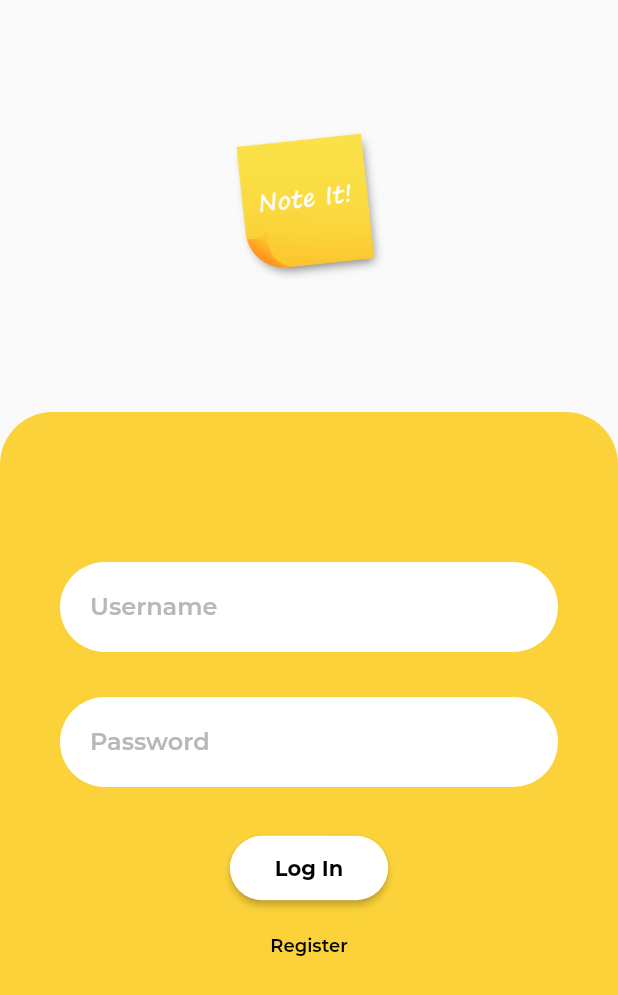
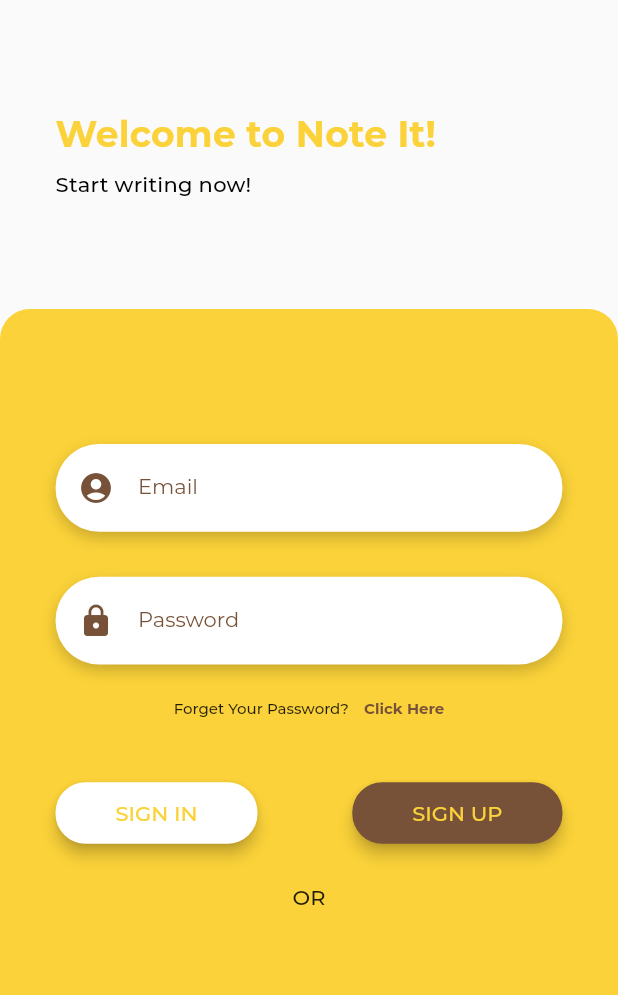
Before and after one commit to MartienJun/flutter_note_it, a Flutter app: the screen it shows after launch, on a phone screen of 412 x 824 dp. Shown: the top 995 px of the screen. Run offline on Flutter 3.47's test engine with Material 2 defaults, Android fonts, the light colour scheme and no system bars; our stand-ins replace flutter_svg.

Commit message:
feat: Change login screen UI and add documentation

```diff
--- a/note_it/lib/components/navigation.dart
+++ b/note_it/lib/components/navigation.dart
@@ -35,7 +35,6 @@ class _MyNavigationState extends State<MyNavigation> {
   }
 
   void _onItemTapped(int selectedIndex) {
-    print(_selectedIndex);
     _pageController.jumpToPage(selectedIndex);
   }
 
--- a/note_it/lib/screens/login_screen.dart
+++ b/note_it/lib/screens/login_screen.dart
@@ -13,112 +13,240 @@ class LoginScreen extends StatefulWidget {
 class _LoginScreenState extends State<LoginScreen> {
   @override
   Widget build(BuildContext context) {
-    Size size = MediaQuery.of(context).size;
-    return Scaffold(
-      resizeToAvoidBottomPadding: false,
-      body: SafeArea(
-        child: Column(
-          children: <Widget>[
-            Flexible(
-              fit: FlexFit.tight,
-              child: Image.asset(
-                'assets/images/logo.png',
-                width: 102.0,
-              ),
-            ),
-            Flexible(
-              flex: 2,
-              child: Container(
-                padding: EdgeInsets.only(
-                  top: 100,
-                  right: 40,
-                  left: 40,
+
+    //==========================================
+    //                Text Field
+    //==========================================
+    //Email Input Field
+    Widget EmailField = Container(
+      padding: EdgeInsets.symmetric(
+        horizontal: 15,
       ),
       decoration: BoxDecoration(
-                  color: primaryColor,
-                  borderRadius: BorderRadius.only(
-                    topRight: Radius.circular(35.0),
-                    topLeft: Radius.circular(35.0),
+        borderRadius: BorderRadius.circular(40),
+        color: Colors.white,
+        boxShadow: [
+          BoxShadow(
+            color: Colors.black.withOpacity(0.2),
+            offset: Offset(0.0, 4.0),
+            blurRadius: 8.0,
           ),
-                ),
-                child: Column(
-                  children: [
-                    Container(
-                      padding: EdgeInsets.symmetric(horizontal: 20),
-                      decoration: BoxDecoration(
-                        borderRadius: BorderRadius.circular(30),
-                        color: Colors.white,
+        ],
       ),
       child: TextField(
         onChanged: null,
         decoration: InputDecoration(
-                          labelText: 'Username',
+          labelText: 'Email',
+          icon: Icon(
+            Icons.account_circle,
+            size: 24,
+            color: secondaryColor,
+          ),
           labelStyle: TextStyle(
-                            fontWeight: FontWeight.w600,
-                            color: ColorGray,
+            fontWeight: FontWeight.w400,
+            fontSize: 14,
+            color: secondaryColor,
           ),
           enabledBorder: InputBorder.none,
           focusedBorder: InputBorder.none,
         ),
       ),
+    );
+
+//Password Input Field
+    Widget PasswordField = Container(
+      padding: EdgeInsets.symmetric(
+        horizontal: 15,
       ),
-                    SizedBox(height: 30),
-                    Container(
-                      padding: EdgeInsets.symmetric(horizontal: 20),
       decoration: BoxDecoration(
-                        borderRadius: BorderRadius.circular(30),
+        borderRadius: BorderRadius.circular(40),
         color: Colors.white,
+        boxShadow: [
+          BoxShadow(
+            color: Colors.black.withOpacity(0.2),
+            offset: Offset(0.0, 4.0),
+            blurRadius: 8.0,
+          ),
+        ],
       ),
       child: TextField(
         obscureText: true,
         onChanged: null,
         decoration: InputDecoration(
           labelText: 'Password',
+          icon: Icon(
+            Icons.lock,
+            size: 24,
+            color: secondaryColor,
+          ),
           labelStyle: TextStyle(
-                            fontWeight: FontWeight.w600,
-                            color: ColorGray,
+            fontWeight: FontWeight.w400,
+            fontSize: 14,
+            color: secondaryColor,
           ),
           enabledBorder: InputBorder.none,
           focusedBorder: InputBorder.none,
         ),
       ),
-                    ),
-                    SizedBox(height: 30),
-                    RaisedButton(
+    );
+
+    //Button Sign In
+    Widget ButtonSignIn = RaisedButton(
       padding: EdgeInsets.symmetric(
-                        horizontal: 30,
-                        vertical: 13,
-                      ),
-                      shape: RoundedRectangleBorder(
-                        borderRadius: BorderRadius.circular(30),
+        vertical: 12,
+        horizontal: 40,
       ),
       color: Colors.white,
-                      onPressed: () {
+      elevation: 4.0,
+      shape: RoundedRectangleBorder(
+        borderRadius: BorderRadius.circular(20),
+      ),
+      splashColor: primaryColor.withOpacity(0.15),
+      onPressed: (){
         Navigator.pushReplacementNamed(context, MyNavigation.id);
       },
       child: Text(
-                        'Log In',
+        'SIGN IN',
+        style: TextStyle(
+          fontWeight: FontWeight.w500,
+          fontSize: 14,
+          color: primaryColor,
+        ),
+      ),
+    );
+
+    //Button Sign Up
+    Widget ButtonSignUp = RaisedButton(
+      padding: EdgeInsets.symmetric(
+        vertical: 12,
+        horizontal: 40,
+      ),
+      color: secondaryColor,
+      elevation: 4.0,
+      shape: RoundedRectangleBorder(
+        borderRadius: BorderRadius.circular(20),
+      ),
+      splashColor: primaryColor.withOpacity(0.15),
+      onPressed: (){},
+      child: Text(
+        'SIGN UP',
+        style: TextStyle(
+          fontWeight: FontWeight.w500,
+          fontSize: 14,
+          color: primaryColor,
+        ),
+      ),
+    );
+
+    Size size = MediaQuery.of(context).size;
+
+    return Scaffold(
+      body: SafeArea(
+        child: Column(
+          children: <Widget>[
+            Flexible(
+              flex: 1,
+              fit: FlexFit.loose,
+              child: Container(
+                width: size.width,
+                padding: EdgeInsets.symmetric(horizontal: 37),
+                child: Column(
+                  mainAxisAlignment: MainAxisAlignment.center,
+                  crossAxisAlignment: CrossAxisAlignment.start,
+                  children: <Widget>[
+                    Text(
+                      'Welcome to Note It!',
                       style: TextStyle(
                         fontWeight: FontWeight.w700,
-                          color: Colors.black,
+                        fontSize: 24,
+                        color: primaryColor,
+                        letterSpacing: 0.15,
                       ),
                     ),
-                    ),
-                    SizedBox(height: 20),
-                    InkWell(
-                      child: Text(
-                        'Register',
+                    SizedBox(height: 10),
+                    Text(
+                      'Start writing now!',
                       style: TextStyle(
-                          fontWeight: FontWeight.w600,
-                          fontSize: 12,
+                        fontWeight: FontWeight.w500,
+                        fontSize: 14,
                         color: Colors.black,
-                        ),
+                        letterSpacing: 0.15,
                       ),
                     ),
                   ],
                 ),
               ),
             ),
+            Flexible(
+              flex: 3,
+              fit: FlexFit.loose,
+              child: Container(
+                width: size.width,
+                padding: EdgeInsets.only(
+                  top: 90,
+                  left: 37,
+                  right: 37,
+                ),
+                decoration: BoxDecoration(
+                  borderRadius: BorderRadius.only(
+                    topRight: Radius.circular(20),
+                    topLeft: Radius.circular(20),
+                  ),
+                  color: primaryColor,
+                ),
+                child: Column(
+                  children: <Widget>[
+                    EmailField,
+                    SizedBox(height: 30),
+                    PasswordField,
+                    SizedBox(height: 23),
+                    Row(
+                      mainAxisAlignment: MainAxisAlignment.center,
+                      children: <Widget>[
+                        Text(
+                          'Forget Your Password?',
+                          style: TextStyle(
+                            fontWeight: FontWeight.w500,
+                            fontSize: 10,
+                          ),
+                        ),
+                        SizedBox(width: 10),
+                        //Edit this later
+                        Text(
+                          'Click Here',
+                          style: TextStyle(
+                            fontWeight: FontWeight.w700,
+                            fontSize: 10,
+                            color: secondaryColor,
+                          ),
+                        ),
+                      ],
+                    ),
+                    SizedBox(height: 40),
+                    Row(
+                      mainAxisAlignment: MainAxisAlignment.spaceBetween,
+                      children: <Widget>[
+                        ButtonSignIn,
+                        ButtonSignUp,
+                      ],
+                    ),
+                    SizedBox(height: 23),
+                    Row(
+                      mainAxisAlignment: MainAxisAlignment.center,
+                      children: <Widget>[
+                        Text(
+                          'OR',
+                          style: TextStyle(
+                            fontWeight: FontWeight.w500,
+                          ),
+                        ),
+                      ],
+                    ),
+                    //Google Button
+                  ],
+                ),
+              ),
+            )
           ],
         ),
       ),
```
Also changed, not shown: note_it/lib/main.dart (+6 -3 lines). Lines whose indentation alone changed are shown as unchanged.
